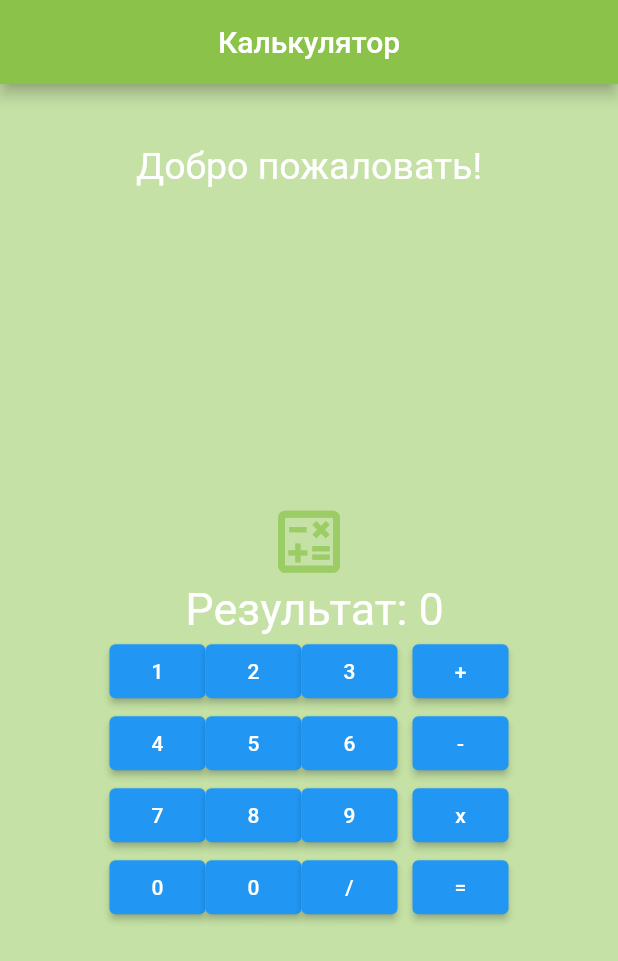
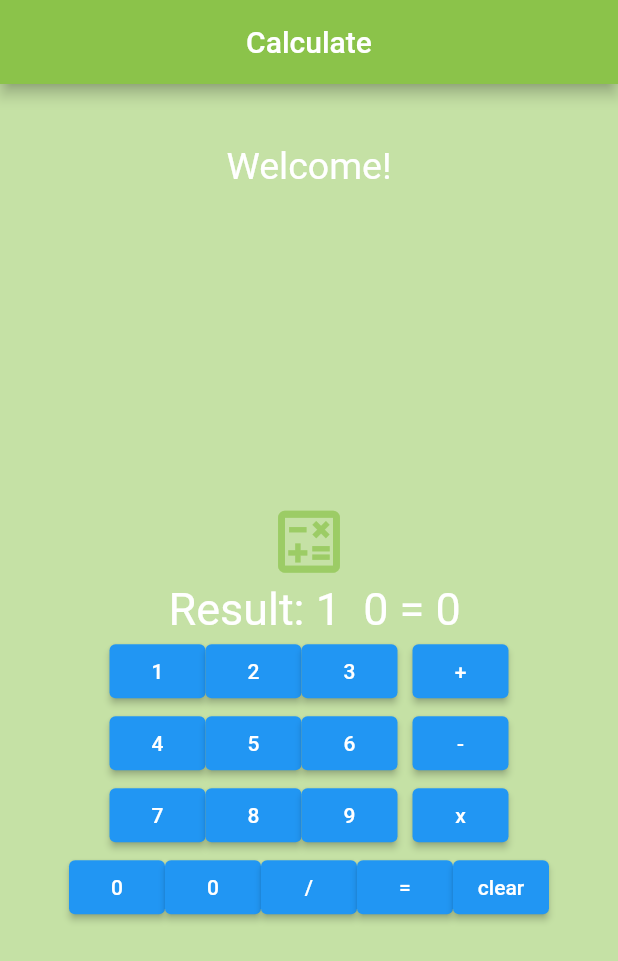
Before and after one commit to EgorTihomirov/calculator, a Flutter app: the screen it shows after launch, after a tap on an icon or button, on a phone screen of 412 x 824 dp. Shown: the top 961 px of the screen. Run offline on Flutter 3.47's test engine with Material 2 defaults, Android fonts, the phone set to English and light mode, and no system bars.

```diff
--- a/lib/main.dart
+++ b/lib/main.dart
@@ -38,6 +38,8 @@ class _MyfirstprojectState extends State<Myfirstproject> {
   int action = 0;
   int FirstNum = 0;
   int SecondNum = 0;
+  String Printaction = "";
+  String test = "";
   void Final() {
     setState(() {
       switch (action) {
@@ -57,12 +59,43 @@ class _MyfirstprojectState extends State<Myfirstproject> {
     });
   }
 
+  void ResultAction() {
+    setState(() {
+      switch (action) {
+        case 1:
+          Printaction = "+";
+          break;
+        case 2:
+          Printaction = "-";
+          break;
+        case 3:
+          Printaction = "*";
+          break;
+        case 4:
+          Printaction = "/";
+          break;
+      }
+    });
+  }
+
+  void Clear() {
+    setState(() {
+      result = 0;
+      action = 0;
+      SecondNum = 0;
+      FirstNum = 0;
+      Printaction = "";
+    });
+  }
+
   void TestNum(int Num) {
     setState(() {
       if (action == 0) {
-        FirstNum += FirstNum * 10 + Num;
+        FirstNum = FirstNum * 10 + Num;
+        Num = 0;
       } else {
-        SecondNum += SecondNum * 10 + Num;
+        SecondNum = SecondNum * 10 + Num;
+        Num = 0;
       }
     });
   }
@@ -72,7 +105,7 @@ class _MyfirstprojectState extends State<Myfirstproject> {
     return Scaffold(
       backgroundColor: Colors.lightGreen[200],
       appBar: AppBar(
-        title: Text("Калькулятор"),
+        title: Text("Calculate"),
         centerTitle: true,
         backgroundColor: Colors.lightGreen,
       ),
@@ -82,7 +115,7 @@ class _MyfirstprojectState extends State<Myfirstproject> {
             children: <Widget>[
               Padding(padding: EdgeInsets.only(top: 40)),
               Text(
-                'Добро пожаловать!',
+                'Welcome!',
                 style: TextStyle(fontSize: 25, color: Colors.white),
               ),
               Spacer(),
@@ -92,7 +125,7 @@ class _MyfirstprojectState extends State<Myfirstproject> {
                 color: Colors.lightGreen[400],
               ),
               Text(
-                ' Результат: $result',
+                ' Result: $FirstNum $Printaction $SecondNum = $result',
                 style: TextStyle(fontSize: 30, color: Colors.white),
               ),
               Row(
@@ -103,11 +136,12 @@ class _MyfirstprojectState extends State<Myfirstproject> {
                   buildNumberButton(3),
                   Padding(
                       padding: EdgeInsets.only(
-                    left: 10,
+                    right: 10,
                   )),
                   ElevatedButton(
                       onPressed: () {
                         action = 1;
+                        ResultAction();
                       },
                       child: Text("+")),
                 ],
@@ -120,11 +154,12 @@ class _MyfirstprojectState extends State<Myfirstproject> {
                   buildNumberButton(6),
                   Padding(
                       padding: EdgeInsets.only(
-                    left: 10,
+                    right: 10,
                   )),
                   ElevatedButton(
                       onPressed: () {
                         action = 2;
+                        ResultAction();
                       },
                       child: Text("-")),
                 ],
@@ -137,11 +172,12 @@ class _MyfirstprojectState extends State<Myfirstproject> {
                   buildNumberButton(9),
                   Padding(
                       padding: EdgeInsets.only(
-                    left: 10,
+                    right: 10,
                   )),
                   ElevatedButton(
                       onPressed: () {
                         action = 3;
+                        ResultAction();
                       },
                       child: Text("x")),
                 ],
@@ -151,16 +187,33 @@ class _MyfirstprojectState extends State<Myfirstproject> {
                 children: [
                   buildNumberButton(00),
                   buildNumberButton(0),
-                  ElevatedButton(onPressed: () {}, child: Text("/")),
-                  Padding(
-                      padding: EdgeInsets.only(
-                    left: 10,
-                  )),
+                  ElevatedButton(
+                      onPressed: () {
+                        action = 4;
+                        ResultAction();
+                      },
+                      child: Text("/")),
+                  Padding(padding: EdgeInsets.only(right: 0)),
                   ElevatedButton(
                       onPressed: () {
                         Final();
                       },
                       child: Text("=")),
+                  Row(
+                    mainAxisAlignment: MainAxisAlignment.end,
+                    children: [
+                      Column(
+                        mainAxisSize: MainAxisSize.min,
+                        children: [
+                          ElevatedButton(
+                              onPressed: () {
+                                Clear();
+                              },
+                              child: Text("clear")),
+                        ],
+                      ),
+                    ],
+                  ),
                 ],
               ),
               Spacer(),
```
